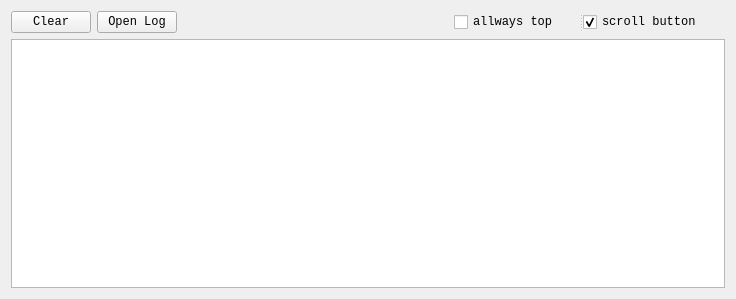
First picture: the form in player/proj.qt/consoleui.ui, repository chukong/quick-cocos2d-x, before the edit.
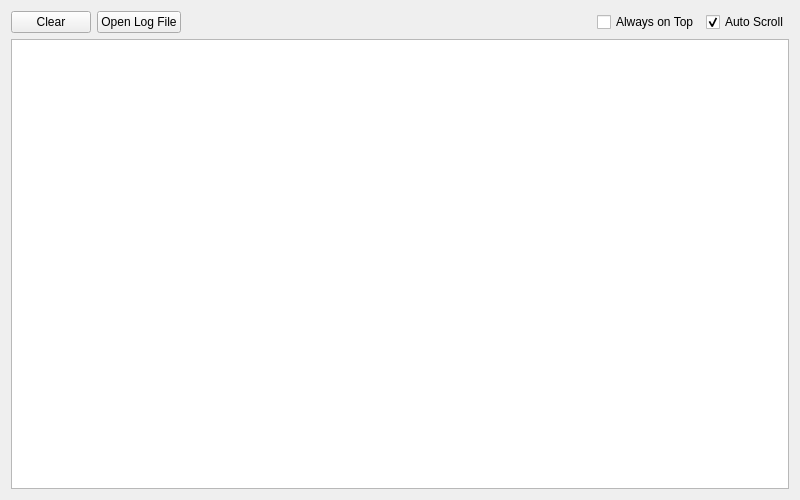
Second picture: the form after the edit.

Commit message: update qt-player ui

```diff
--- a/player/proj.qt/consoleui.ui
+++ b/player/proj.qt/consoleui.ui
@@ -6,15 +6,10 @@
    <rect>
     <x>0</x>
     <y>0</y>
-    <width>736</width>
-    <height>299</height>
+    <width>800</width>
+    <height>500</height>
    </rect>
   </property>
-  <property name="font">
-   <font>
-    <family>Courier New</family>
-   </font>
-  </property>
   <property name="windowTitle">
    <string>Log</string>
   </property>
@@ -33,7 +28,7 @@
        <item>
         <widget class="QPushButton" name="openLogButton">
          <property name="text">
-          <string>Open Log</string>
+          <string>Open Log File</string>
          </property>
         </widget>
        </item>
@@ -51,29 +46,32 @@
         </spacer>
        </item>
        <item>
-        <widget class="QSplitter" name="splitter">
-         <property name="orientation">
-          <enum>Qt::Horizontal</enum>
-         </property>
          <widget class="QCheckBox" name="allwaysTop">
           <property name="text">
-           <string>allways top</string>
-          </property>
-         </widget>
+          <string>Always on Top</string>
+         </property>
+        </widget>
+       </item>
+       <item>
          <widget class="QCheckBox" name="scrollButton">
           <property name="text">
-           <string>scroll button</string>
+          <string>Auto Scroll</string>
           </property>
           <property name="checked">
            <bool>true</bool>
           </property>
          </widget>
-        </widget>
        </item>
       </layout>
      </item>
      <item>
       <widget class="QTextBrowser" name="textBrowser">
+       <property name="font">
+        <font>
+         <family>Monaco</family>
+         <pointsize>11</pointsize>
+        </font>
+       </property>
        <property name="readOnly">
         <bool>true</bool>
        </property>
```
Lines whose indentation alone changed are shown as unchanged. The commit also changes 1 other file.
